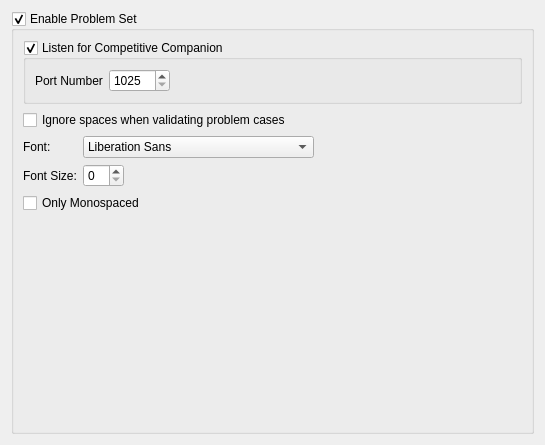
Before: the Qt Designer form RedPandaIDE/settingsdialog/executorproblemsetwidget.ui in royqh1979/RedPanda-CPP, drawn with Qt 5.
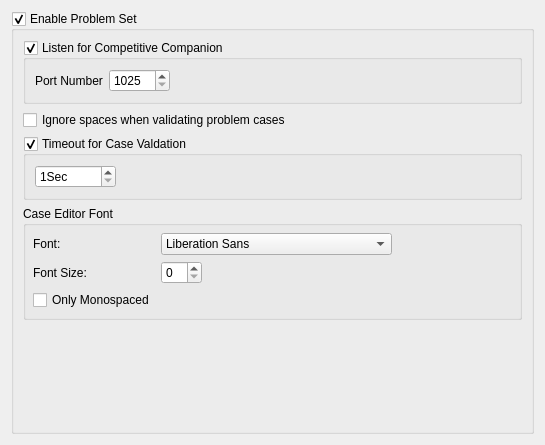
After: the same form once the commit is applied.

Commit message: - fix: auto syntax check use wrong charset, if a file in editing is not encoded with ANSI encoding   - enhancement: timeout for problem case test in

```diff
--- a/RedPandaIDE/settingsdialog/executorproblemsetwidget.ui
+++ b/RedPandaIDE/settingsdialog/executorproblemsetwidget.ui
@@ -73,19 +73,63 @@
        </widget>
       </item>
       <item>
-       <widget class="QWidget" name="widget" native="true">
+       <widget class="QGroupBox" name="grpEnableTimeout">
+        <property name="title">
+         <string>Timeout for Case Valdation</string>
+        </property>
+        <property name="checkable">
+         <bool>true</bool>
+        </property>
+        <layout class="QHBoxLayout" name="horizontalLayout_3">
+         <item>
+          <widget class="QSpinBox" name="spinCaseTimeout">
+           <property name="specialValueText">
+            <string/>
+           </property>
+           <property name="suffix">
+            <string>Sec</string>
+           </property>
+           <property name="minimum">
+            <number>1</number>
+           </property>
+           <property name="maximum">
+            <number>10000</number>
+           </property>
+          </widget>
+         </item>
+         <item>
+          <spacer name="horizontalSpacer_4">
+           <property name="orientation">
+            <enum>Qt::Horizontal</enum>
+           </property>
+           <property name="sizeHint" stdset="0">
+            <size>
+             <width>40</width>
+             <height>20</height>
+            </size>
+           </property>
+          </spacer>
+         </item>
+        </layout>
+       </widget>
+      </item>
+      <item>
+       <widget class="QGroupBox" name="groupBox">
+        <property name="title">
+         <string>Case Editor Font</string>
+        </property>
         <layout class="QGridLayout" name="gridLayout_2">
          <property name="leftMargin">
-          <number>0</number>
+          <number>7</number>
          </property>
          <property name="topMargin">
-          <number>0</number>
+          <number>7</number>
          </property>
          <property name="rightMargin">
-          <number>0</number>
+          <number>7</number>
          </property>
          <property name="bottomMargin">
-          <number>0</number>
+          <number>7</number>
          </property>
          <item row="3" column="0">
           <widget class="QLabel" name="label_3">
@@ -173,16 +217,16 @@
            </layout>
           </widget>
          </item>
+         <item row="4" column="0">
+          <widget class="QCheckBox" name="chkOnlyMonospaced">
+           <property name="text">
+            <string>Only Monospaced</string>
+           </property>
+          </widget>
+         </item>
         </layout>
        </widget>
       </item>
-      <item>
-       <widget class="QCheckBox" name="chkOnlyMonospaced">
-        <property name="text">
-         <string>Only Monospaced</string>
-        </property>
-       </widget>
-      </item>
       <item>
        <spacer name="verticalSpacer">
         <property name="orientation">
```
Left out of the diff: 14 changed lines with no effect on the pictures. The commit also changes 15 other files.
